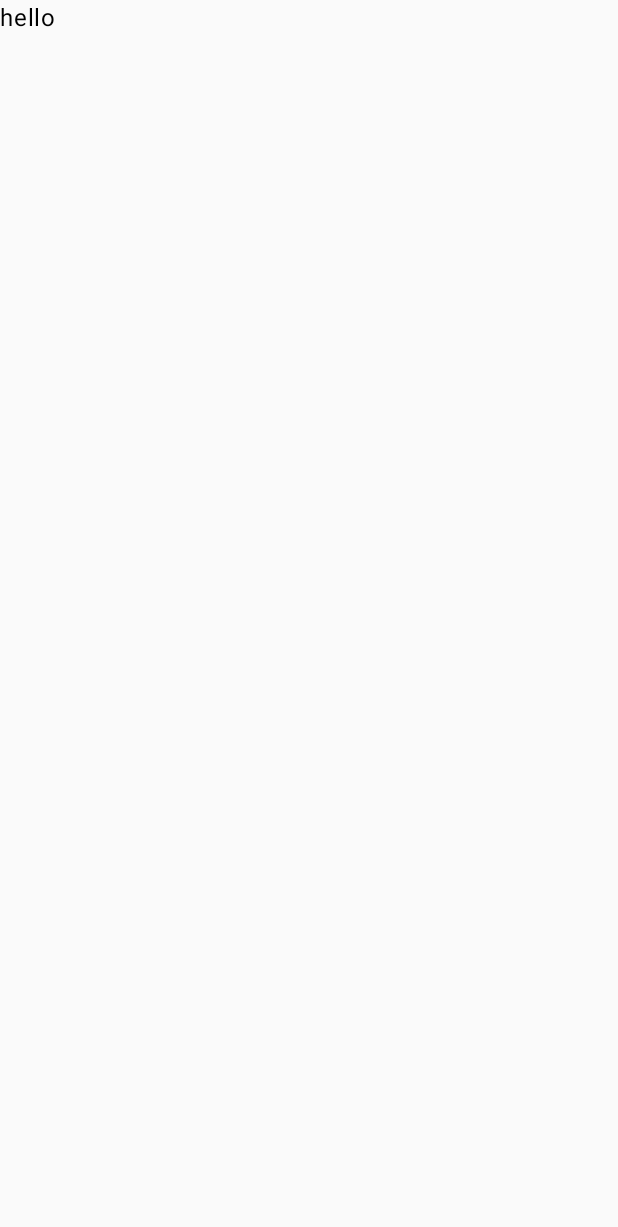
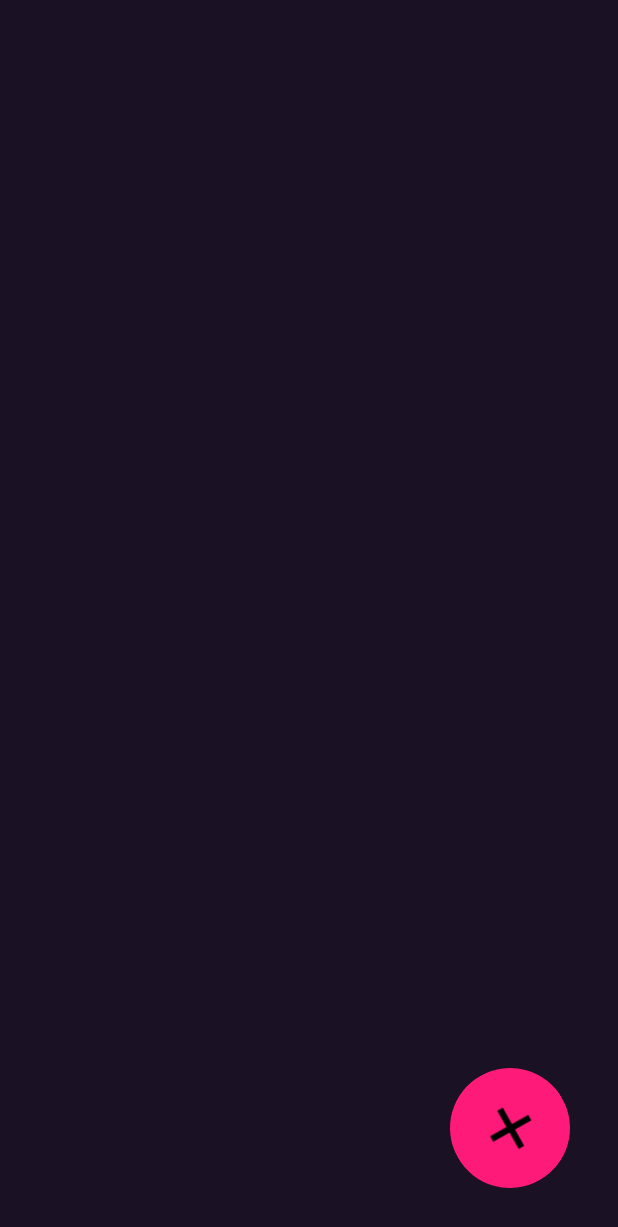
Before and after one commit to korniykom/Kotlin-NoteList, an Android app built with Jetpack Compose: the screen it shows after launch (MainActivity), on a phone screen of 412 x 824 dp. Before the commit the part shown is almost empty. Shown: the top 1227 px of the screen. Run offline under Robolectric (Android 15) with nearby library versions, the phone set to English and light mode, and no system bars; our stand-ins replace Dagger/Hilt's generated code, Room's generated code.

Commit message:
feat: create FAB

```diff
--- a/app/src/main/java/com/korniykom/notelist/MainActivity.kt
+++ b/app/src/main/java/com/korniykom/notelist/MainActivity.kt
@@ -5,13 +5,21 @@ import androidx.activity.ComponentActivity
 import androidx.activity.compose.setContent
 import androidx.activity.enableEdgeToEdge
 import androidx.annotation.StringRes
+import androidx.compose.foundation.background
+import androidx.compose.foundation.layout.WindowInsets
+import androidx.compose.foundation.layout.fillMaxSize
+import androidx.compose.foundation.layout.systemBars
+import androidx.compose.foundation.layout.windowInsetsPadding
+import androidx.compose.ui.Modifier
+import androidx.compose.ui.graphics.Color
 import androidx.hilt.navigation.compose.hiltViewModel
 import androidx.navigation.compose.NavHost
 import androidx.navigation.compose.composable
 import androidx.navigation.compose.rememberNavController
-import com.korniykom.notelist.data.Note
 import com.korniykom.notelist.ui.screen.CreateNoteScreen
 import com.korniykom.notelist.ui.screen.HomeScreen
+import com.korniykom.notelist.ui.theme.BackgroundColor
+import com.korniykom.notelist.ui.theme.DarkPurple
 import com.korniykom.notelist.ui.theme.NoteListTheme
 import com.korniykom.notelist.ui.viewmodel.NoteViewModel
 import dagger.hilt.android.AndroidEntryPoint
@@ -31,11 +39,20 @@ class MainActivity : ComponentActivity() {
             val navController = rememberNavController()
             NoteListTheme {
                 NavHost(
+                    modifier = Modifier
+                        .background(BackgroundColor)
+                        .fillMaxSize()
+                        .windowInsetsPadding(WindowInsets.systemBars),
                     navController = navController,
                     startDestination = NoteScreen.Home.name
                 ) {
                     composable(route = NoteScreen.Home.name) {
-                        HomeScreen(viewModel = viewModel)
+                        HomeScreen(
+                            viewModel = viewModel,
+                            onNavigateToNoteCreation = {
+                                navController.navigate(NoteScreen.CreateNote.name)
+                            }
+                        )
                     }
                     composable(route = NoteScreen.CreateNote.name) {
                         CreateNoteScreen(viewModel = viewModel)
--- /dev/null
+++ b/app/src/main/java/com/korniykom/notelist/ui/components/FAB.kt
@@ -0,0 +1,86 @@
+package com.korniykom.notelist.ui.components
+
+import androidx.compose.animation.animateColor
+import androidx.compose.animation.core.LinearEasing
+import androidx.compose.animation.core.RepeatMode
+import androidx.compose.animation.core.animateFloat
+import androidx.compose.animation.core.infiniteRepeatable
+import androidx.compose.animation.core.keyframes
+import androidx.compose.animation.core.rememberInfiniteTransition
+import androidx.compose.animation.core.tween
+import androidx.compose.foundation.layout.Box
+import androidx.compose.foundation.layout.padding
+import androidx.compose.foundation.layout.size
+import androidx.compose.foundation.shape.CircleShape
+import androidx.compose.material.icons.Icons
+import androidx.compose.material.icons.filled.Add
+import androidx.compose.material3.FloatingActionButton
+import androidx.compose.material3.Icon
+import androidx.compose.runtime.Composable
+import androidx.compose.runtime.getValue
+import androidx.compose.ui.Alignment
+import androidx.compose.ui.Modifier
+import androidx.compose.ui.draw.clip
+import androidx.compose.ui.draw.rotate
+import androidx.compose.ui.res.dimensionResource
+import androidx.compose.ui.unit.dp
+import com.korniykom.notelist.R
+import com.korniykom.notelist.ui.theme.Aqua
+import com.korniykom.notelist.ui.theme.Black
+import com.korniykom.notelist.ui.theme.DarkBlue
+import com.korniykom.notelist.ui.theme.DarkPurple
+import com.korniykom.notelist.ui.theme.Green
+import com.korniykom.notelist.ui.theme.Magenta
+import com.korniykom.notelist.ui.theme.Orange
+import com.korniykom.notelist.ui.theme.PinkyPurple
+import com.korniykom.notelist.ui.theme.Purple
+import com.korniykom.notelist.ui.theme.Red
+import com.korniykom.notelist.ui.theme.White
+import com.korniykom.notelist.ui.theme.Yellow
+
+@Composable
+fun FAB(
+    modifier: Modifier = Modifier,
+    onClick: () -> Unit = {}
+) {
+    val infiniteTransition = rememberInfiniteTransition()
+    val buttonColor by infiniteTransition.animateColor(
+        initialValue = DarkPurple,
+        targetValue = Yellow,
+        animationSpec = infiniteRepeatable(
+            animation = keyframes {
+                durationMillis = 3000
+                DarkPurple at 0
+                Purple at 1000
+                Magenta at 2000
+                PinkyPurple at 3000
+            },
+            repeatMode = RepeatMode.Reverse
+        ),
+    )
+    val rotationAngle by infiniteTransition.animateFloat(
+        initialValue = 0f,
+        targetValue = 360f,
+        animationSpec = infiniteRepeatable(
+            animation = tween(10000, easing = LinearEasing),
+            repeatMode = RepeatMode.Restart
+        )
+    )
+    FloatingActionButton(
+        modifier = modifier
+            .padding(dimensionResource(R.dimen.padding_large))
+            .size(80.dp)
+            .rotate(rotationAngle)
+            .clip(CircleShape),
+        onClick = onClick,
+        containerColor = buttonColor
+    ) {
+        Icon(
+            modifier = modifier
+                .size(50.dp),
+            imageVector = Icons.Default.Add,
+            contentDescription = "Add Note",
+            tint = Black,
+        )
+    }
+}
--- a/app/src/main/java/com/korniykom/notelist/ui/screen/HomeScreen.kt
+++ b/app/src/main/java/com/korniykom/notelist/ui/screen/HomeScreen.kt
@@ -1,14 +1,33 @@
 package com.korniykom.notelist.ui.screen
 
-import androidx.compose.material3.Text
+import androidx.compose.foundation.layout.Box
+import androidx.compose.foundation.layout.fillMaxSize
 import androidx.compose.runtime.Composable
+import androidx.compose.runtime.getValue
+import androidx.compose.ui.Alignment
 import androidx.compose.ui.Modifier
+
+import com.korniykom.notelist.ui.components.FAB
+
 import com.korniykom.notelist.ui.viewmodel.NoteViewModel
 
 @Composable
 fun HomeScreen(
     modifier: Modifier = Modifier,
-    viewModel: NoteViewModel
+    viewModel: NoteViewModel,
+    onNavigateToNoteCreation: () -> Unit
 ) {
-    Text("hello")
+    Box(
+        modifier = modifier
+            .fillMaxSize()
+    ){
+        Box(
+            modifier = modifier
+                .align(Alignment.BottomEnd)
+        ) {
+            FAB(
+                onClick = onNavigateToNoteCreation
+            )
+        }
+    }
 }
--- a/app/src/main/java/com/korniykom/notelist/ui/theme/Color.kt
+++ b/app/src/main/java/com/korniykom/notelist/ui/theme/Color.kt
@@ -2,10 +2,19 @@ package com.korniykom.notelist.ui.theme
 
 import androidx.compose.ui.graphics.Color
 
-val Purple80 = Color(0xFFD0BCFF)
-val PurpleGrey80 = Color(0xFFCCC2DC)
-val Pink80 = Color(0xFFEFB8C8)
+val BackgroundColor = Color(0xff1b1124)
 
-val Purple40 = Color(0xFF6650a4)
-val PurpleGrey40 = Color(0xFF625b71)
-val Pink40 = Color(0xFF7D5260)
+val DarkPurple = Color(0xff390099)
+val Purple = Color(0xff9e0059)
+val PinkyPurple = Color(0xffff0054)
+
+
+val White = Color(0xFFffffff)
+val Black = Color(0xff000000)
+val Red = Color(0xffFF0000)
+val Orange = Color(0xffff5400)
+val Yellow = Color(0xffffbd00)
+val Green = Color(0xff00FF00)
+val Aqua = Color(0xff00FFFF)
+val DarkBlue = Color(0xff0000FF)
+val Magenta = Color(0xffff00ff)
--- a/app/src/main/java/com/korniykom/notelist/ui/theme/Theme.kt
+++ b/app/src/main/java/com/korniykom/notelist/ui/theme/Theme.kt
@@ -12,26 +12,11 @@ import androidx.compose.runtime.Composable
 import androidx.compose.ui.platform.LocalContext
 
 private val DarkColorScheme = darkColorScheme(
-    primary = Purple80,
-    secondary = PurpleGrey80,
-    tertiary = Pink80
+    primary = DarkPurple,
+    secondary = Purple,
+    tertiary = PinkyPurple
 )
 
-private val LightColorScheme = lightColorScheme(
-    primary = Purple40,
-    secondary = PurpleGrey40,
-    tertiary = Pink40
-
-    /* Other default colors to override
-    background = Color(0xFFFFFBFE),
-    surface = Color(0xFFFFFBFE),
-    onPrimary = Color.White,
-    onSecondary = Color.White,
-    onTertiary = Color.White,
-    onBackground = Color(0xFF1C1B1F),
-    onSurface = Color(0xFF1C1B1F),
-    */
-)
 
 @Composable
 fun NoteListTheme(
@@ -40,15 +25,7 @@ fun NoteListTheme(
     dynamicColor: Boolean = true,
     content: @Composable () -> Unit
 ) {
-    val colorScheme = when {
-        dynamicColor && Build.VERSION.SDK_INT >= Build.VERSION_CODES.S -> {
-            val context = LocalContext.current
-            if (darkTheme) dynamicDarkColorScheme(context) else dynamicLightColorScheme(context)
-        }
-
-        darkTheme -> DarkColorScheme
-        else -> LightColorScheme
-    }
+    val colorScheme = DarkColorScheme
 
     MaterialTheme(
         colorScheme = colorScheme,
--- /dev/null
+++ b/app/src/main/res/values/dimens.xml
@@ -0,0 +1,6 @@
+<?xml version="1.0" encoding="utf-8"?>
+<resources>
+    <dimen name="padding_small">8dp</dimen>
+    <dimen name="padding_medium">16dp</dimen>
+    <dimen name="padding_large">32dp</dimen>
+</resources>
```
